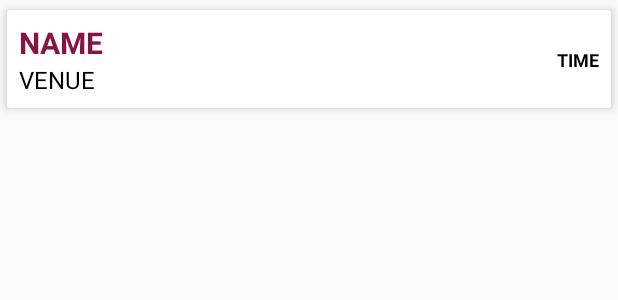
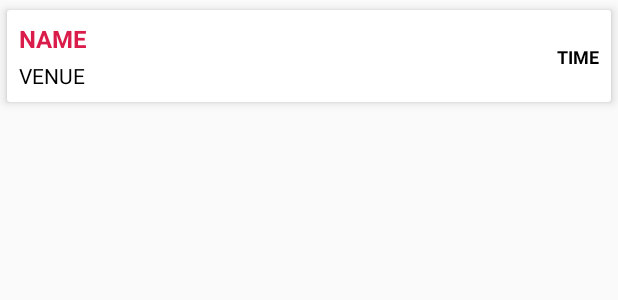
Before and after one commit to kavinraju/KS19_Participant_App, an Android app: the layout schedule_card.xml on its own in the app's theme, with its tools: preview values and no code run, on a phone screen of 412 x 824 dp. Shown: the top 300 px of the screen. Run offline under Robolectric (Android 15) with nearby library versions, the phone set to English and light mode, and no system bars; network calls fail.

Commit message:
UI Fixes - Schedule

```diff
--- a/app/build.gradle
+++ b/app/build.gradle
@@ -6,8 +6,8 @@ android {
         applicationId "dpi.ks19.participantapp"
         minSdkVersion 21
         targetSdkVersion 28
-        versionCode 2
-        versionName "1.0"
+        versionCode 3
+        versionName "1.1"
         testInstrumentationRunner "android.support.test.runner.AndroidJUnitRunner"
         vectorDrawables.useSupportLibrary = true
     }
--- a/app/src/main/res/layout/schedule_card.xml
+++ b/app/src/main/res/layout/schedule_card.xml
@@ -22,8 +22,8 @@
             android:paddingTop="@dimen/margin_8dp"
             android:paddingEnd="@dimen/margin_8dp"
             android:text="NAME"
-            android:textColor="@color/colorPrimaryDark"
-            android:textSize="20sp"
+            android:textColor="@color/red_text"
+            android:textSize="16sp"
             android:textStyle="bold"
 
             card_view:layout_constraintEnd_toStartOf="@+id/eventTime"
@@ -35,6 +35,7 @@
             android:layout_width="0dp"
             android:layout_height="wrap_content"
 
+            android:layout_marginTop="4dp"
             android:layout_marginEnd="8dp"
             android:paddingStart="@dimen/margin_8dp"
             android:paddingEnd="@dimen/margin_8dp"
@@ -42,7 +43,7 @@
             android:text="VENUE"
             android:textColor="@color/black"
 
-            android:textSize="16sp"
+            android:textSize="14sp"
             card_view:layout_constraintBottom_toBottomOf="parent"
             card_view:layout_constraintEnd_toEndOf="@+id/eventName"
             card_view:layout_constraintStart_toStartOf="parent"
```
Also changed, not shown: 2 other files.
